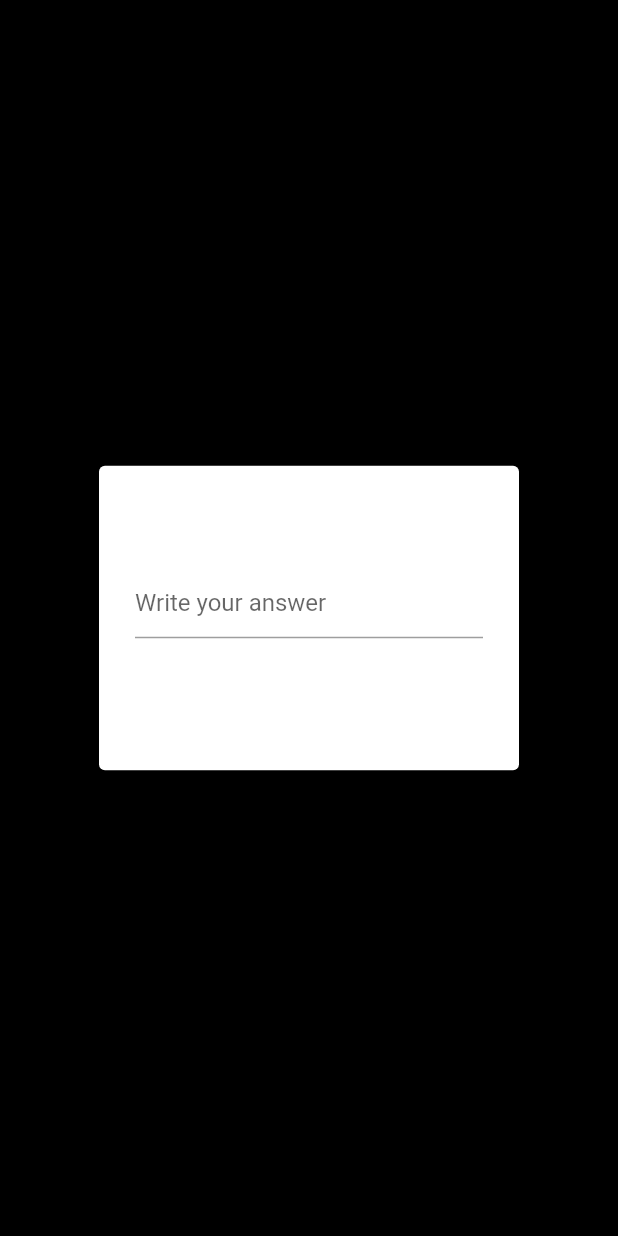
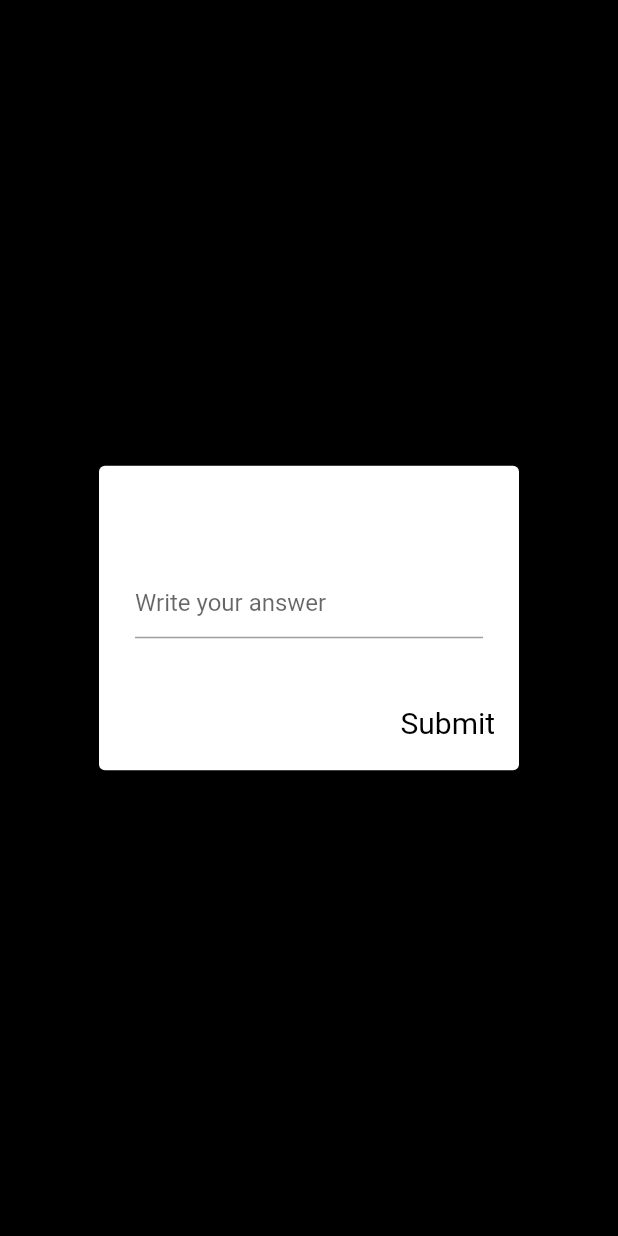
Before and after one commit to Sanket-Mathur/mentor_volunteers, a Flutter app: what displayTextInputDialog() shows on an empty page, opened directly with empty values, on a phone screen of 412 x 824 dp. Run offline on Flutter 3.47's test engine with Material 2 defaults, Android fonts, the phone set to English and light mode, and no system bars; our stand-ins replace firebase_auth, firebase_core, font_awesome_flutter, google_sign_in; accounts and stored records are empty; network calls fail.

```diff
--- a/lib/widgets/answer_input_dialog.dart
+++ b/lib/widgets/answer_input_dialog.dart
@@ -53,7 +53,8 @@ Future<void> displayTextInputDialog(
                 ", " +
                 currentDate.year.toString();
 
-            Answer answer = Answer(Random().nextInt(9999), user.displayName!, date, _answerText);
+            Answer answer = Answer(
+                Random().nextInt(9999), user.displayName!, date, _answerText);
             final response = await postAnswer(question.id, answer);
 
             final String result;
@@ -74,7 +75,14 @@ Future<void> displayTextInputDialog(
               ),
             );
           },
-          child: const Text('Submit'),
+          child: const Text(
+            'Submit',
+            style: TextStyle(
+              color: Colors.black,
+              fontWeight: FontWeight.normal,
+              fontSize: 20,
+            ),
+          ),
         )
       ],
     ),
```
Also changed, not shown: lib/screens/browse_mentors.dart (+12 -4 lines), lib/screens/short_term.dart (+6 -3 lines), lib/widgets/request_input_dialog.dart (added, +41 -0 lines).
